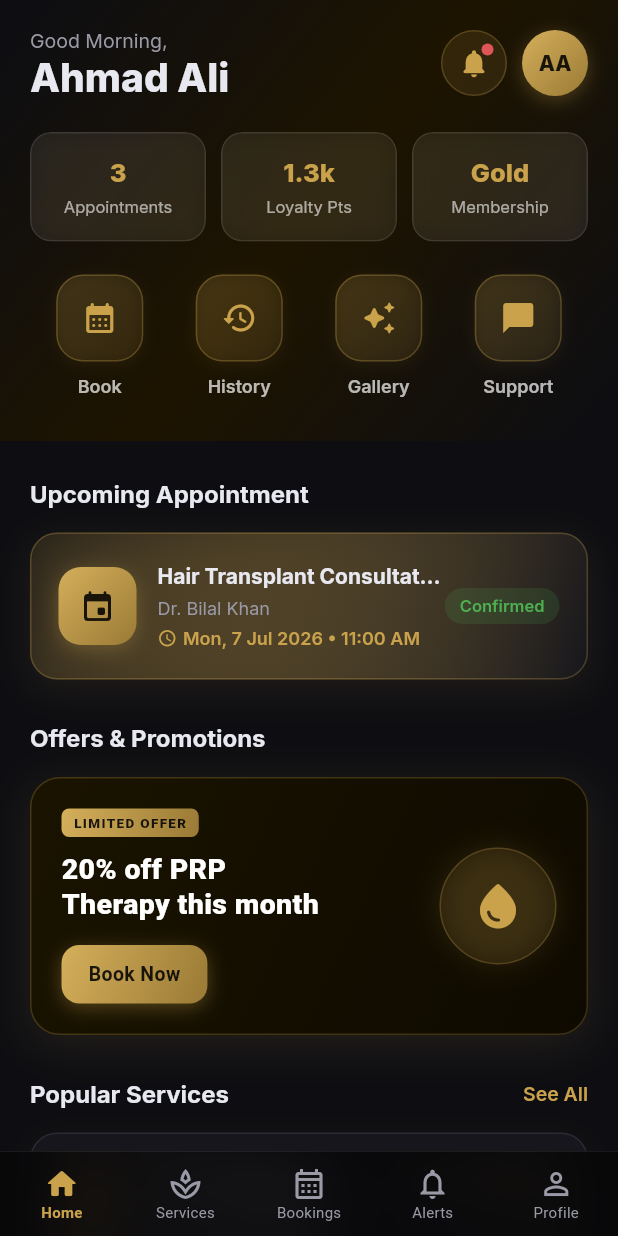
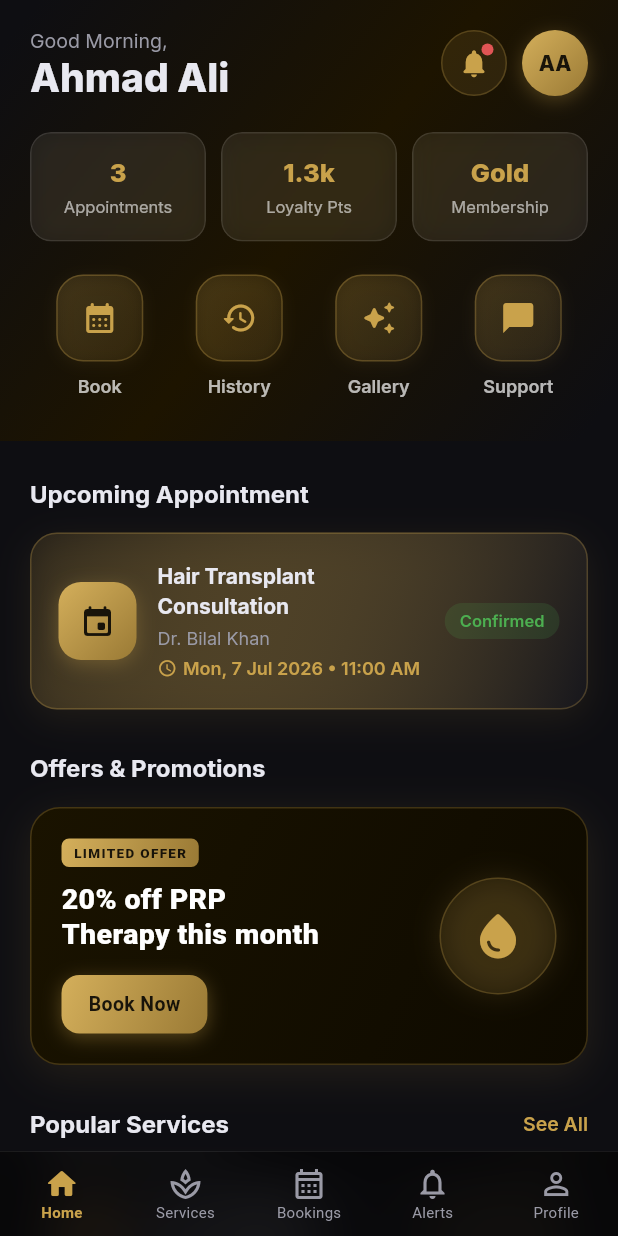
Before and after one commit to Basit-ali-brohi/Hair_Again_ERP, a Flutter app: the HomeScreen screen opened by its route, on a phone screen of 412 x 824 dp. Run offline on Flutter 3.47's test engine with Material 3 defaults, Android fonts, the phone set to English and light mode, and no system bars; drawn by our look-alikes of flutter_animate; our stand-ins replace file_picker, go_router, google_fonts, pdf, printing, shared_preferences; accounts and stored records are empty.

Commit message:
fix(patient-app): show full appointment title on home card (maxLines 1->2)

```diff
--- a/hair_again_patient_app/lib/screens/home/home_screen.dart
+++ b/hair_again_patient_app/lib/screens/home/home_screen.dart
@@ -306,7 +306,7 @@ class _UpcomingCard extends StatelessWidget {
       ),
       const SizedBox(width: 14),
       Expanded(child: Column(crossAxisAlignment: CrossAxisAlignment.start, children: [
-        Text('Hair Transplant Consultation', style: p.body(14, weight: FontWeight.w700), maxLines: 1, overflow: TextOverflow.ellipsis),
+        Text('Hair Transplant Consultation', style: p.body(14, weight: FontWeight.w700), maxLines: 2, overflow: TextOverflow.ellipsis),
         const SizedBox(height: 3),
         Text('Dr. Bilal Khan', style: p.body(12, color: p.textMuted)),
         const SizedBox(height: 3),
```
